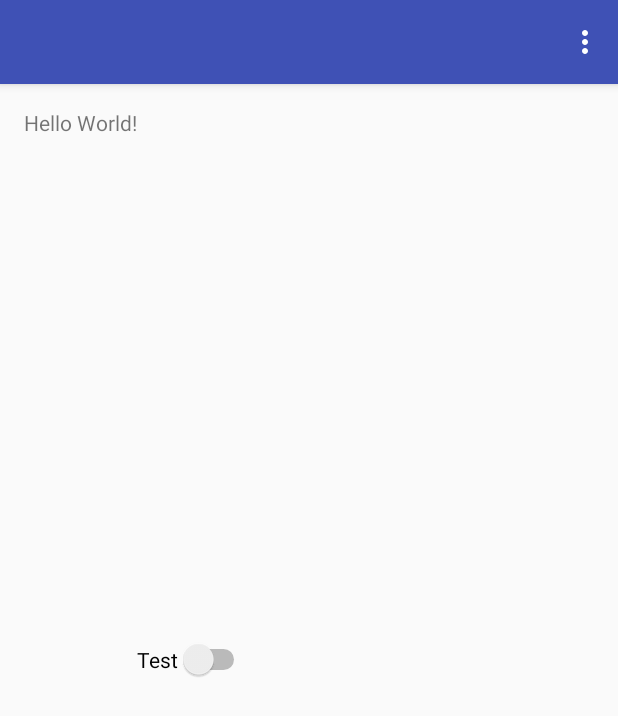
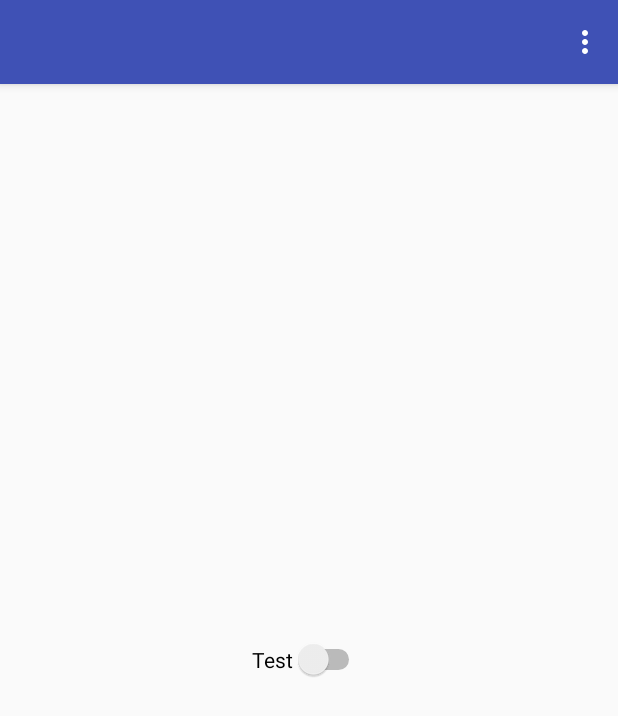
Before and after one commit to ilan1/MathStar, an Android app: the screen it shows after launch (MainActivity), on a phone screen of 412 x 824 dp. Shown: the top 716 px of the screen. Run offline under Robolectric (Android 15) with nearby library versions, the phone set to English and light mode, and no system bars; 2 statements that could not run were skipped.

Commit message:
Removed Hello World

```diff
--- a/app/src/main/res/layout/content_main.xml
+++ b/app/src/main/res/layout/content_main.xml
@@ -12,19 +12,13 @@
     tools:context="home.test2.MainActivity"
     tools:showIn="@layout/activity_main">
 
-    <TextView
-        android:layout_width="wrap_content"
-        android:layout_height="wrap_content"
-        android:text="Hello World!"
-        android:id="@+id/textView" />
-
     <Switch
         android:layout_width="wrap_content"
         android:layout_height="wrap_content"
         android:text="Test"
         android:id="@+id/switch1"
+        android:checked="false"
         android:layout_centerVertical="true"
-        android:layout_toEndOf="@+id/textView"
-        android:checked="false" />
+        android:layout_centerHorizontal="true" />
 
 </RelativeLayout>
```
Also changed, not shown: 3 other files.
